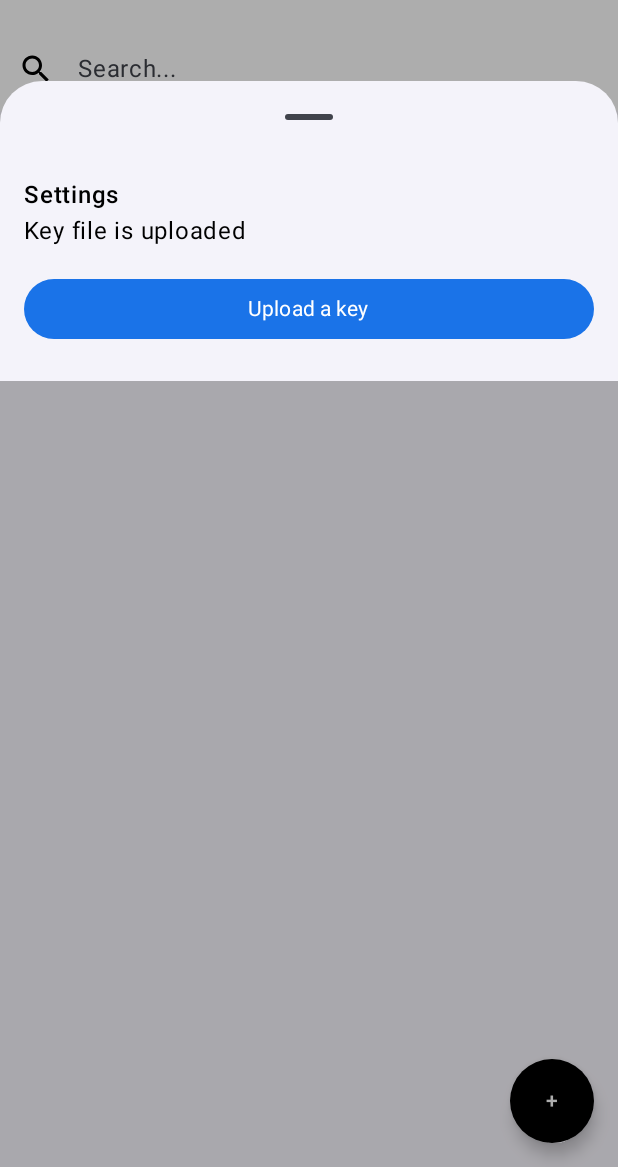
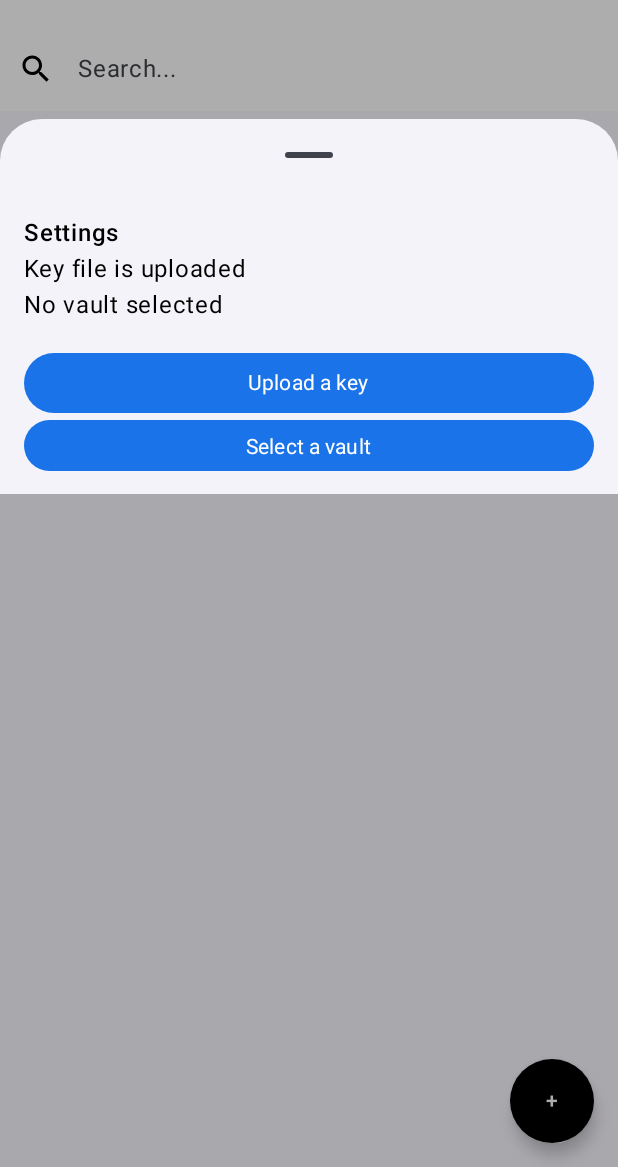
Before and after one commit to filipizydorczyk/password-manager, an Android app built with Jetpack Compose: the screen it shows after launch (MainActivity), after a tap on "Settings", on a phone screen of 412 x 824 dp, the part 69-1236 px from its top. Run offline under Robolectric (Android 15) with nearby library versions, the light colour scheme and no system bars.

Commit message:
dev: first functionalites - selecting files, coping to clipboard, filtering passwords, generating random pass

```diff
--- a/android/app/src/main/AndroidManifest.xml
+++ b/android/app/src/main/AndroidManifest.xml
@@ -1,6 +1,8 @@
 <?xml version="1.0" encoding="utf-8"?>
 <manifest xmlns:android="http://schemas.android.com/apk/res/android"
     xmlns:tools="http://schemas.android.com/tools">
+
+    <uses-permission android:name="android.permission.READ_EXTERNAL_STORAGE" />
 
     <application
         android:allowBackup="true"
--- a/android/app/src/main/java/pl/filipizydorczyk/passwordmanager/MainActivity.kt
+++ b/android/app/src/main/java/pl/filipizydorczyk/passwordmanager/MainActivity.kt
@@ -60,7 +60,13 @@ fun MainView() {
             Column(
                 modifier = Modifier.fillMaxSize()
             ) {
-                StringList(list = tmppasswords.value, onClick = { selectedPass.value = it } )
+                StringList(
+                    list = if (query.value.isEmpty()) {
+                        tmppasswords.value
+                    } else {
+                        tmppasswords.value.filter { it.contains(query.value, ignoreCase = true) }
+                    },
+                    onClick = { selectedPass.value = it } )
             }
         }
 
@@ -73,7 +79,6 @@ fun MainView() {
         NewPasswordModal(
             isOpen = openNewPass.value,
             onDismiss = { openNewPass.value = false },
-            onGenerate = { /*TODO*/ },
             onSave = { name, password -> {} },
             onCancel = { openNewPass.value = false }
         )
@@ -84,7 +89,6 @@ fun MainView() {
             password = "aso232-dsa",
             onEdit = { /*TODO*/ },
             onDelete = { /*TODO*/ },
-            onCopy = { /*TODO*/ },
             onCancel = { selectedPass.value = null }
         )
     }
--- a/android/app/src/main/java/pl/filipizydorczyk/passwordmanager/ui/composable/MainButton.kt
+++ b/android/app/src/main/java/pl/filipizydorczyk/passwordmanager/ui/composable/MainButton.kt
@@ -9,6 +9,7 @@ import androidx.compose.ui.tooling.preview.Preview
 import androidx.compose.ui.Modifier
 import androidx.compose.ui.text.font.FontWeight
 import androidx.compose.ui.graphics.Color
+import java.security.SecureRandom
 
 enum class MainButtonVariant {
     PRIMARY,
--- a/android/app/src/main/java/pl/filipizydorczyk/passwordmanager/ui/composable/SettingsModal.kt
+++ b/android/app/src/main/java/pl/filipizydorczyk/passwordmanager/ui/composable/SettingsModal.kt
@@ -1,6 +1,10 @@
 package pl.filipizydorczyk.passwordmanager.ui.composable
 
 
+import android.content.Intent
+import android.net.Uri
+import androidx.activity.compose.rememberLauncherForActivityResult
+import androidx.activity.result.contract.ActivityResultContracts
 import androidx.compose.foundation.layout.*
 import androidx.compose.material3.ExperimentalMaterial3Api
 import androidx.compose.ui.Alignment
@@ -11,6 +15,7 @@ import androidx.compose.ui.unit.dp
 import androidx.compose.material3.ModalBottomSheet
 import androidx.compose.material3.Text
 import androidx.compose.runtime.Composable
+import androidx.compose.ui.platform.LocalContext
 import androidx.compose.ui.tooling.preview.Preview
 
 @OptIn(ExperimentalMaterial3Api::class)
@@ -18,15 +23,18 @@ import androidx.compose.ui.tooling.preview.Preview
 fun SettingsModal(
     isOpen: Boolean,
     onDismiss: () -> Unit,
-    onKeyAdd: () -> Unit,
+    onKeyAdd: (uri: Uri?) -> Unit,
     isKeyUploaded: Boolean
 ) {
+    val keyLauncher = rememberLauncherForActivityResult(contract = ActivityResultContracts.GetContent()) { uri -> onKeyAdd(uri) }
+    val vaultLauncher = rememberLauncherForActivityResult(contract = ActivityResultContracts.OpenDocumentTree()) {  }
+
     if (isOpen) {
         ModalBottomSheet(
             onDismissRequest = { onDismiss() },
             modifier = Modifier
                 .fillMaxWidth()
-                .height(200.dp)
+                .height(250.dp)
         ) {
             Column(modifier = Modifier.padding(16.dp)) {
                 Text(text = "Settings", fontWeight = FontWeight.Medium, color = Color.Black)
@@ -35,12 +43,31 @@ fun SettingsModal(
                     fontWeight = FontWeight.Normal,
                     color = Color.Black
                 )
+                Text(
+                    text = "No vault selected",
+                    fontWeight = FontWeight.Normal,
+                    color = Color.Black
+                )
                 Spacer(modifier = Modifier.height(16.dp))
                 Box(
                     modifier = Modifier.fillMaxWidth(),
                     contentAlignment = Alignment.Center
                 ) {
-                    MainButton(text = "Upload a key", variant = MainButtonVariant.PRIMARY, onClick = { onKeyAdd() })
+                    MainButton(
+                        text = "Upload a key",
+                        variant = MainButtonVariant.PRIMARY,
+                        onClick = { keyLauncher.launch("*/*") }
+                    )
+                }
+                Box(
+                    modifier = Modifier.fillMaxWidth(),
+                    contentAlignment = Alignment.Center
+                ) {
+                    MainButton(
+                        text = "Select a vault",
+                        variant = MainButtonVariant.PRIMARY,
+                        onClick = { vaultLauncher.launch(null) }
+                    )
                 }
             }
         }
```
Also changed, not shown: android/app/src/main/java/pl/filipizydorczyk/passwordmanager/ui/composable/NewPasswordModal.kt (+9 -4 lines), android/app/src/main/java/pl/filipizydorczyk/passwordmanager/ui/composable/PasswordModal.kt (+15 -4 lines).
